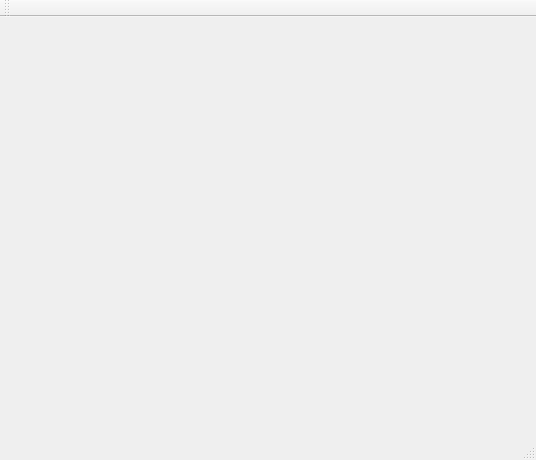
First picture: the form in RS/forms/Plotter.ui, repository leds-lab/redscarf, before the edit.
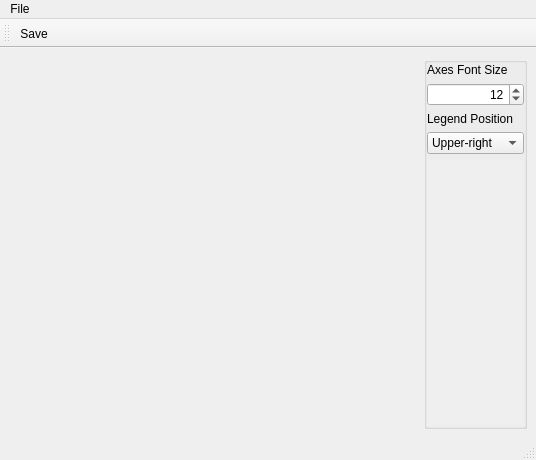
Second picture: the form after the edit. Icons and pictures are not drawn.

Commit message: Custom plotter: font size and legend position customization, clipboard support and adjusted the graphic margin.

The edit to the form file:
```diff
--- a/RS/forms/Plotter.ui
+++ b/RS/forms/Plotter.ui
@@ -10,6 +10,12 @@
     <height>460</height>
    </rect>
   </property>
+  <property name="minimumSize">
+   <size>
+    <width>450</width>
+    <height>350</height>
+   </size>
+  </property>
   <property name="windowTitle">
    <string>MainWindow</string>
   </property>
@@ -17,24 +23,126 @@
    <layout class="QHBoxLayout" name="horizontalLayout" stretch="1,0">
     <item>
      <widget class="QWidget" name="plotWidget" native="true">
-      <layout class="QVBoxLayout" name="verticalLayout_2"/>
+      <layout class="QVBoxLayout" name="verticalLayout_5"/>
      </widget>
     </item>
     <item>
-     <widget class="QWidget" name="legend" native="true">
-      <layout class="QVBoxLayout" name="verticalLayout_3">
+     <widget class="QGroupBox" name="groupBox">
+      <layout class="QVBoxLayout" name="verticalLayout">
+       <property name="leftMargin">
+        <number>0</number>
+       </property>
+       <property name="topMargin">
+        <number>0</number>
+       </property>
+       <property name="rightMargin">
+        <number>0</number>
+       </property>
+       <property name="bottomMargin">
+        <number>0</number>
+       </property>
        <item>
-        <spacer name="verticalSpacer">
-         <property name="orientation">
-          <enum>Qt::Vertical</enum>
+        <layout class="QVBoxLayout" name="verticalLayout_2">
+         <item>
+          <widget class="QLabel" name="label">
+           <property name="text">
+            <string>Axes Font Size</string>
+           </property>
+          </widget>
+         </item>
+         <item>
+          <widget class="QSpinBox" name="spinAxesFontSize">
+           <property name="alignment">
+            <set>Qt::AlignRight|Qt::AlignTrailing|Qt::AlignVCenter</set>
+           </property>
+           <property name="minimum">
+            <number>6</number>
+           </property>
+           <property name="maximum">
+            <number>16</number>
+           </property>
+           <property name="value">
+            <number>12</number>
+           </property>
+          </widget>
+         </item>
+        </layout>
+       </item>
+       <item>
+        <layout class="QVBoxLayout" name="verticalLayout_3">
+         <item>
+          <widget class="QLabel" name="label_2">
+           <property name="text">
+            <string>Legend Position</string>
+           </property>
+          </widget>
+         </item>
+         <item>
+          <widget class="QComboBox" name="comboLegendPosition">
+           <property name="currentIndex">
+            <number>1</number>
+           </property>
+           <item>
+            <property name="text">
+             <string>Upper-left</string>
+            </property>
+           </item>
+           <item>
+            <property name="text">
+             <string>Upper-right</string>
+            </property>
+           </item>
+           <item>
+            <property name="text">
+             <string>Bottom-left</string>
+            </property>
+           </item>
+           <item>
+            <property name="text">
+             <string>Bottom-right</string>
+            </property>
+           </item>
+          </widget>
+         </item>
+        </layout>
+       </item>
+       <item>
+        <widget class="QScrollArea" name="scrollArea">
+         <property name="frameShape">
+          <enum>QFrame::NoFrame</enum>
          </property>
-         <property name="sizeHint" stdset="0">
-          <size>
-           <width>20</width>
-           <height>40</height>
-          </size>
+         <property name="horizontalScrollBarPolicy">
+          <enum>Qt::ScrollBarAlwaysOff</enum>
          </property>
-        </spacer>
+         <property name="widgetResizable">
+          <bool>true</bool>
+         </property>
+         <widget class="QWidget" name="legend">
+          <property name="geometry">
+           <rect>
+            <x>0</x>
+            <y>0</y>
+            <width>116</width>
+            <height>203</height>
+           </rect>
+          </property>
+          <layout class="QVBoxLayout" name="verticalLayout_4">
+           <item>
+            <spacer name="verticalSpacer">
+             <property name="orientation">
+              <enum>Qt::Vertical</enum>
+             </property>
+             <property name="sizeHint" stdset="0">
+              <size>
+               <width>20</width>
+               <height>256</height>
+              </size>
+             </property>
+            </spacer>
+           </item>
+          </layout>
+         </widget>
+        </widget>
        </item>
       </layout>
      </widget>
@@ -62,7 +170,50 @@
    <attribute name="toolBarBreak">
     <bool>false</bool>
    </attribute>
+   <addaction name="actionExport"/>
   </widget>
+  <widget class="QMenuBar" name="menuBar">
+   <property name="geometry">
+    <rect>
+     <x>0</x>
+     <y>0</y>
+     <width>536</width>
+     <height>28</height>
+    </rect>
+   </property>
+   <widget class="QMenu" name="menuFile">
+    <property name="title">
+     <string>File</string>
+    </property>
+    <addaction name="actionExport"/>
+    <addaction name="actionExit"/>
+   </widget>
+   <addaction name="menuFile"/>
+  </widget>
+  <action name="actionExit">
+   <property name="icon">
+    <iconset resource="../resources/Icons.qrc">
+     <normaloff>:/icons/icons/icon_exit.png</normaloff>:/icons/icons/icon_exit.png</iconset>
+   </property>
+   <property name="text">
+    <string>Exit</string>
+   </property>
+   <property name="shortcut">
+    <string>Esc</string>
+   </property>
+  </action>
+  <action name="actionExport">
+   <property name="icon">
+    <iconset resource="../resources/Icons.qrc">
+     <normaloff>:/icons/icons/icon_save.png</normaloff>:/icons/icons/icon_save.png</iconset>
+   </property>
+   <property name="text">
+    <string>Save</string>
+   </property>
+   <property name="shortcut">
+    <string>Ctrl+S</string>
+   </property>
+  </action>
  </widget>
  <resources/>
  <connections/>
```
Left out of the diff: 38 changed lines with no effect on the pictures. The commit also changes 4 other files.
